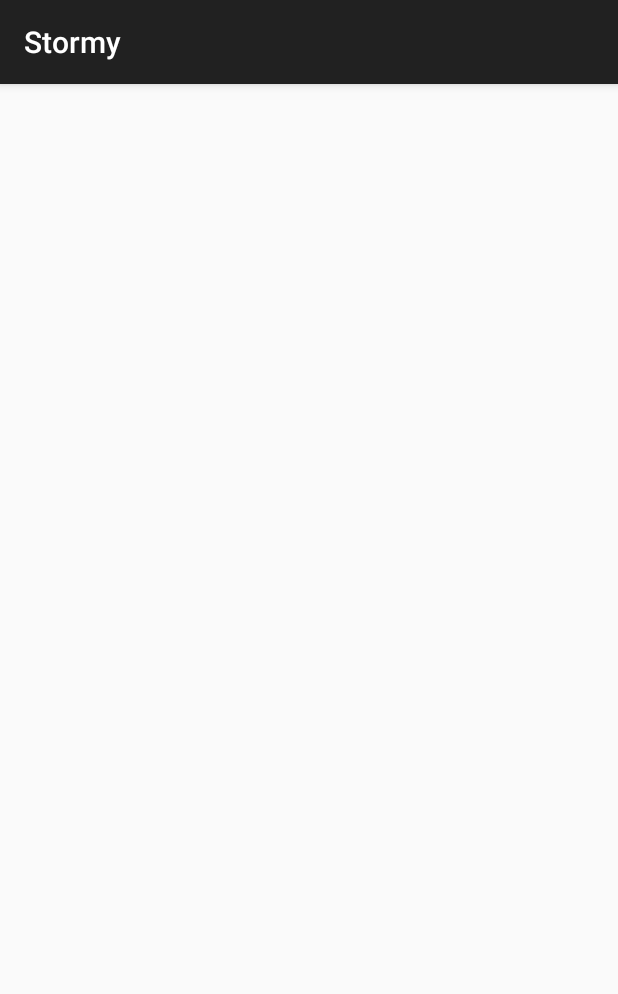
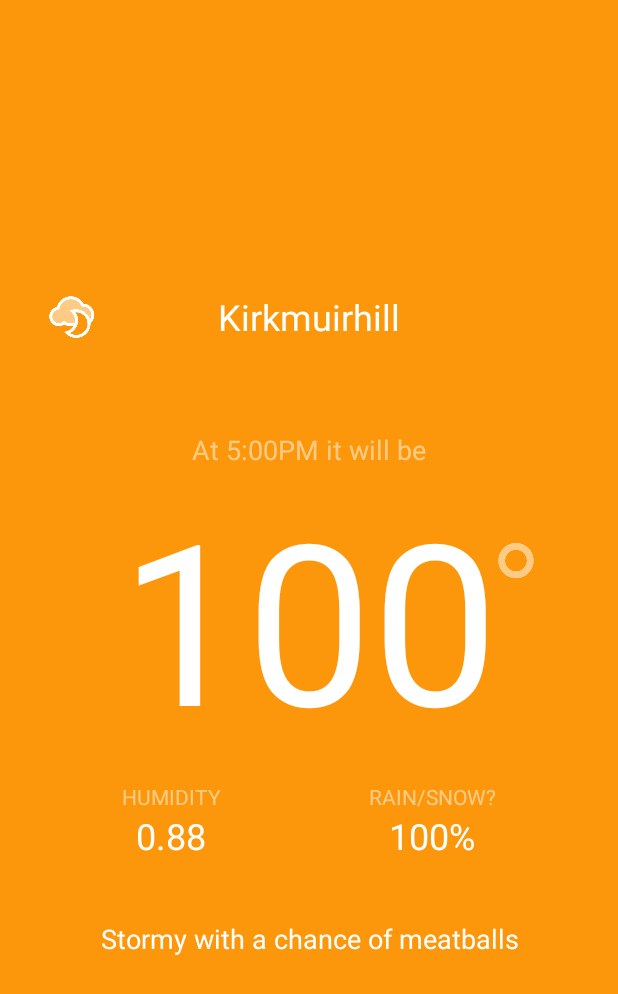
Before and after one commit to dscollon/Stormy, an Android app: the screen it shows after launch (MainActivity), on a phone screen of 412 x 824 dp. Shown: the top 994 px of the screen. Run offline under Robolectric (Android 15) with nearby library versions, the phone set to English and light mode, and no system bars; libraries missing offline, so code that uses them is left out: com.squareup.okhttp; 4 statements that could not run were skipped.

Commit message:
Completed layout.

```diff
--- a/app/src/main/AndroidManifest.xml
+++ b/app/src/main/AndroidManifest.xml
@@ -12,7 +12,8 @@
         android:theme="@style/AppTheme" >
         <activity
             android:name=".MainActivity"
-            android:label="@string/app_name" >
+            android:label="@string/app_name"
+            android:screenOrientation="portrait">
             <intent-filter>
                 <action android:name="android.intent.action.MAIN" />
 
--- a/app/src/main/res/layout/activity_main.xml
+++ b/app/src/main/res/layout/activity_main.xml
@@ -6,6 +6,126 @@
                 android:paddingRight="@dimen/activity_horizontal_margin"
                 android:paddingTop="@dimen/activity_vertical_margin"
                 android:paddingBottom="@dimen/activity_vertical_margin"
-                tools:context=".MainActivity">
+                tools:context=".MainActivity"
+                android:background="#fffc970b">
 
+    <TextView
+        android:layout_width="wrap_content"
+        android:layout_height="wrap_content"
+        android:text="100"
+        android:id="@+id/temperatureLabel"
+        android:layout_centerVertical="true"
+        android:layout_centerHorizontal="true"
+        android:textColor="@android:color/white"
+        android:textSize="150sp"/>
+
+    <ImageView
+        android:layout_width="wrap_content"
+        android:layout_height="wrap_content"
+        android:id="@+id/degreeImageView"
+        android:layout_alignTop="@+id/temperatureLabel"
+        android:layout_toRightOf="@+id/temperatureLabel"
+        android:layout_toEndOf="@+id/temperatureLabel"
+        android:src="@mipmap/degree"
+        android:layout_marginTop="50dp"/>
+
+    <TextView
+        android:layout_width="wrap_content"
+        android:layout_height="wrap_content"
+        android:text="At 5:00PM it will be"
+        android:id="@+id/timeLabel"
+        android:layout_above="@+id/temperatureLabel"
+        android:layout_centerHorizontal="true"
+        android:textColor="#80ffffff"
+        android:textSize="18sp"/>
+
+    <TextView
+        android:layout_width="wrap_content"
+        android:layout_height="wrap_content"
+        android:text="Kirkmuirhill"
+        android:id="@+id/locationLabel"
+        android:layout_above="@+id/timeLabel"
+        android:layout_centerHorizontal="true"
+        android:layout_marginBottom="60dp"
+        android:textColor="@android:color/white"
+        android:textSize="24sp"/>
+
+    <ImageView
+        android:layout_width="wrap_content"
+        android:layout_height="wrap_content"
+        android:id="@+id/iconImageView"
+        android:layout_alignBottom="@+id/locationLabel"
+        android:layout_alignParentLeft="true"
+        android:layout_alignParentStart="true"
+        android:src="@mipmap/cloudy_night"/>
+
+    <LinearLayout
+        android:orientation="horizontal"
+        android:layout_width="match_parent"
+        android:layout_height="wrap_content"
+        android:layout_below="@+id/temperatureLabel"
+        android:layout_centerHorizontal="true"
+        android:layout_marginTop="10dp"
+        android:id="@+id/linearLayout">
+
+        <LinearLayout
+            android:orientation="vertical"
+            android:layout_width="wrap_content"
+            android:layout_height="match_parent"
+            android:layout_weight="1">
+
+            <TextView
+                android:layout_width="match_parent"
+                android:layout_height="wrap_content"
+                android:text="HUMIDITY"
+                android:id="@+id/humidityLabel"
+                android:textColor="#80ffffff"
+                android:gravity="center_horizontal"/>
+
+            <TextView
+                android:layout_width="match_parent"
+                android:layout_height="wrap_content"
+                android:text="0.88"
+                android:id="@+id/humidityValue"
+                android:textColor="@android:color/white"
+                android:textSize="24sp"
+                android:gravity="center_horizontal"/>
+        </LinearLayout>
+
+        <LinearLayout
+            android:orientation="vertical"
+            android:layout_width="wrap_content"
+            android:layout_height="match_parent"
+            android:layout_weight="1">
+
+            <TextView
+                android:layout_width="match_parent"
+                android:layout_height="wrap_content"
+                android:text="RAIN/SNOW?"
+                android:id="@+id/precipLabel"
+                android:textColor="#80ffffff"
+                android:gravity="center_horizontal"/>
+
+            <TextView
+                android:layout_width="match_parent"
+                android:layout_height="wrap_content"
+                android:text="100%"
+                android:id="@+id/precipValue"
+                android:textColor="@android:color/white"
+                android:textSize="24sp"
+                android:gravity="center_horizontal"/>
+        </LinearLayout>
+    </LinearLayout>
+
+    <TextView
+        android:layout_width="wrap_content"
+        android:layout_height="wrap_content"
+        android:text="Stormy with a chance of meatballs"
+        android:id="@+id/textView"
+        android:layout_below="@+id/linearLayout"
+        android:layout_centerHorizontal="true"
+        android:layout_marginTop="40dp"
+        android:textColor="@android:color/white"
+        android:textSize="18dp"
+        android:gravity="center_horizontal"/>
 </RelativeLayout>
--- a/app/src/main/res/values/dimens.xml
+++ b/app/src/main/res/values/dimens.xml
@@ -1,5 +1,5 @@
 <resources>
     <!-- Default screen margins, per the Android Design guidelines. -->
-    <dimen name="activity_horizontal_margin">16dp</dimen>
+    <dimen name="activity_horizontal_margin">32dp</dimen>
     <dimen name="activity_vertical_margin">16dp</dimen>
 </resources>
--- a/app/src/main/res/values/styles.xml
+++ b/app/src/main/res/values/styles.xml
@@ -1,7 +1,7 @@
 <resources>
 
     <!-- Base application theme. -->
-    <style name="AppTheme" parent="Theme.AppCompat.Light.DarkActionBar">
+    <style name="AppTheme" parent="Theme.AppCompat.Light.NoActionBar">
         <!-- Customize your theme here. -->
     </style>
 
```
